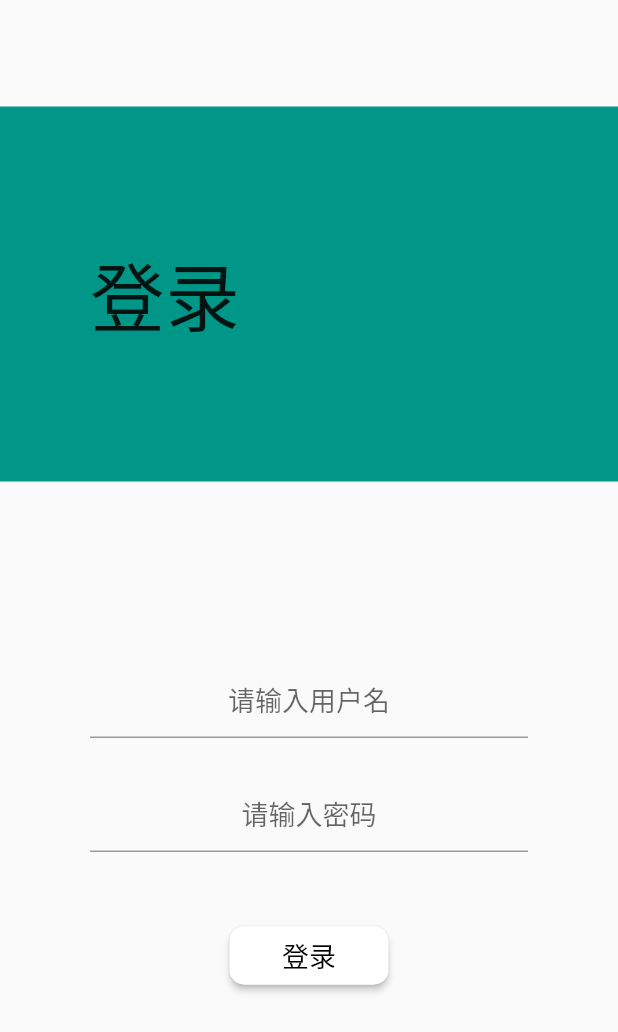
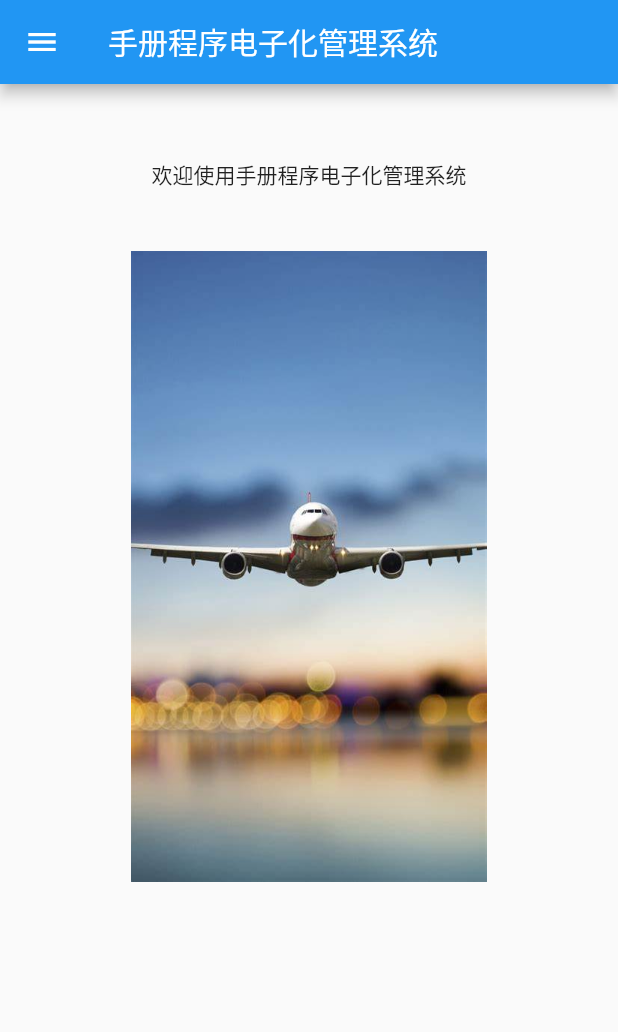
Before and after one commit to maintenance-manual/Maintenance-Manual, a Flutter app: the screen it shows after launch, after a tap on "登录", on a phone screen of 412 x 824 dp. Shown: the top 1032 px of the screen. Run offline on Flutter 3.47's test engine with Material 2 defaults, Android fonts, the phone set to English and light mode, and no system bars.

Commit message:
登录界面的优化以及新页面的创建
对登录界面进行了一定优化，但是未能实现对textformfield的验证控件的使用，增加了button导航至新页面和一些简单样例的展示

```diff
--- a/manual/lib/login_page.dart
+++ b/manual/lib/login_page.dart
@@ -1,5 +1,6 @@
 import 'package:flutter/material.dart';
 import 'package:flutter/widgets.dart';
+import 'main_page.dart';
 
 class LoginPage extends StatefulWidget {
   @override
@@ -8,65 +9,110 @@ class LoginPage extends StatefulWidget {
 
 class _LoginPageState extends State<LoginPage> {
   @override
+  void initState() {
+    super.initState();
+  }
+
+  @override
   Widget build(BuildContext context) {
+    // GlobalKey _key;
     var _userNameTextFieldController;
     var _passwordTextFieldController;
     return Scaffold(
-      body: Column(
+      body: Form(
+          child: Column(
         mainAxisAlignment: MainAxisAlignment.center,
+        verticalDirection: VerticalDirection.down,
         crossAxisAlignment: CrossAxisAlignment.center,
-        mainAxisSize: MainAxisSize.max,
+        mainAxisSize: MainAxisSize.min,
         children: <Widget>[
           Container(
             alignment: Alignment.centerLeft,
-            padding: EdgeInsets.fromLTRB(60.0, 50.0, 50.0, 50.0),
+            padding: EdgeInsets.fromLTRB(60.0, 20.0, 50.0, 20.0),
             height: 250.0,
-            width: 500.0,
-            color: Colors.teal,
+            width: 450.0,
+            decoration: BoxDecoration(
+              gradient: LinearGradient(
+                  colors: [Colors.blueGrey[400], Colors.blue[600], Colors.lightBlue[700]]),
+              borderRadius:
+                  BorderRadius.vertical(bottom: Radius.elliptical(20, 10)),
+              boxShadow: [
+                BoxShadow(
+                    color: Colors.grey,
+                    offset: Offset(1.0, 1.0),
+                    blurRadius: 10.0,
+                    spreadRadius: 2.0)
+              ],
+            ),
             child: Text(
               '登录',
-              style: TextStyle(color: Colors.black87,fontSize: 50.0),
+              style: TextStyle(color: Colors.white, fontSize: 50.0),
             ),
           ),
           Padding(
-            padding: EdgeInsets.fromLTRB(60.0, 120.0, 60.0, 5.0),
-            child: TextField(
+            padding: EdgeInsets.fromLTRB(60.0, 80.0, 60.0, 5.0),
+            child: TextFormField(
               style: TextStyle(color: Colors.black26, fontSize: 18.0),
               decoration: InputDecoration(hintText: '请输入用户名'),
               textAlign: TextAlign.center,
               controller: _userNameTextFieldController,
               obscureText: false,
+              // onSaved: (val) {
+              //   var _username = val;
+              // },
+              // validator: (val) {
+              //   if (val.length == 0) {
+              //     return "用户名不能为空";
+              //   }
+              //   else{
+              //     return null;
+              //   }
+              // },
             ),
           ),
           Padding(
-            padding: EdgeInsets.fromLTRB(60.0, 20.0, 60.0, 45.0),
-            child: TextField(
+            padding: EdgeInsets.fromLTRB(60.0, 20.0, 60.0, 55.0),
+            child: TextFormField(
               style: TextStyle(color: Colors.black26, fontSize: 18.0),
               decoration: InputDecoration(hintText: '请输入密码'),
               textAlign: TextAlign.center,
               controller: _passwordTextFieldController,
               obscureText: true,
+              // onSaved: (val) {
+              //   var _password = val;
+              // },
+              // validator: (val) {
+              //   if (val.length == 0) {
+              //     return "密码不能为空";
+              //   }
+              //   else{
+              //     return null;
+              //   }
+              // },
             ),
           ),
           Container(
+            height: 45.0,
             child: RaisedButton(
+              elevation: 1.5,
               child: Text(
                 '登录',
-                style: TextStyle(color: Colors.black,fontSize: 18.0),
+                style: TextStyle(color: Colors.black, fontSize: 18.0),
               ),
               color: Colors.white,
               padding: EdgeInsets.fromLTRB(35.0, 6.0, 35.0, 6.0),
               shape: RoundedRectangleBorder(
                 borderRadius: BorderRadius.all(Radius.circular(10)),
               ),
-              onPressed: () {},
+              onPressed: () {
+
+                Navigator.of(context).push(MaterialPageRoute(builder: (context)=>MainPage()));
+              },
             ),
           ),
-          Container(
-            height: 92.0,
-          ),
         ],
-      ),
+      )),
+      resizeToAvoidBottomPadding: false,
     );
   }
 }
--- /dev/null
+++ b/manual/lib/main_page.dart
@@ -0,0 +1,103 @@
+import 'package:flutter/material.dart';
+
+class MainPage extends StatefulWidget {
+  @override
+  _MainPageState createState() => _MainPageState();
+}
+
+class _MainPageState extends State<MainPage> {
+  @override
+  Widget build(BuildContext context) {
+    return MaterialApp(
+      title: 'MainPage',
+      theme: ThemeData.light(),
+      home: Scaffold(
+        appBar: AppBar(
+          title: Text('手册程序电子化管理系统'),
+        ),
+        drawer: Drawer(
+          child: Column(
+            children: <Widget>[
+              GroupItem('item1', A()),
+              GroupItem('item2', A()),
+              GroupItem('item3', A()),
+              GroupItem('item4', A()),
+              GroupItem('item5', A()),
+              GroupItem('item6', A()),
+            ],
+          ),
+        ),
+        body: ListView(
+          children: <Widget>[
+            Column(
+              mainAxisAlignment: MainAxisAlignment.center,
+              crossAxisAlignment: CrossAxisAlignment.center,
+              mainAxisSize: MainAxisSize.min,
+              children: <Widget>[
+                Container(
+                  child: Text('欢迎使用手册程序电子化管理系统'),
+                  padding: EdgeInsets.fromLTRB(30.0, 50.0, 30.0, 20.0),
+                ),
+                Container(
+                  child: Image.asset(
+                    'assets/login3.jpg',
+                    scale: 2.0,
+                    fit: BoxFit.cover,
+                  ),
+                  padding: EdgeInsets.fromLTRB(30.0, 20.0, 30.0, 20.0),
+                ),
+              ],
+            ),
+          ],
+        ),
+      ),
+    );
+  }
+
+  Widget A() {}
+}
+
+// class GroupData {
+//   String groupName;
+//   List<GroupItem> group;
+
+//   GroupData(String groupName, List<GroupItem> group) {
+//     this.group = group;
+//     this.groupName = groupName;
+//   }
+// }
+
+class GroupItem extends StatelessWidget {
+  String name;
+  Widget widget;
+
+  GroupItem(String name, Widget widget) {
+    this.name = name;
+    this.widget = widget;
+  }
+
+  @override
+  Widget build(BuildContext context) {
+    return Container(
+      decoration: BoxDecoration(
+        color: Colors.white10,
+        border: Border(
+          bottom: BorderSide(
+            width: 0.5,
+            color: Color(0xFFd9d9d9),
+          ),
+        ),
+      ),
+      height: 52.0,
+      child: FlatButton(
+        onPressed: () {},
+        child: Row(
+          crossAxisAlignment: CrossAxisAlignment.center,
+          children: <Widget>[
+            Text(name),
+          ],
+        ),
+      ),
+    );
+  }
+}
--- a/manual/lib/splash_screen.dart
+++ b/manual/lib/splash_screen.dart
@@ -39,7 +39,7 @@ class _SplashScreenState extends State<SplashScreen> with SingleTickerProviderSt
     return FadeTransition(
       opacity: _animation,
       child: Image.asset(
-        'assets/login1.jpg',
+        'assets/login2.jpg',
         scale: 2.0,
         fit: BoxFit.cover,
         ),
--- a/manual/pubspec.yaml
+++ b/manual/pubspec.yaml
@@ -43,6 +43,8 @@ flutter:
   # To add assets to your application, add an assets section, like this:
   assets:
    - assets/login1.jpg
+   - assets/login2.jpg
+   - assets/login3.jpg
 
   # An image asset can refer to one or more resolution-specific "variants", see
   # https://flutter.dev/assets-and-images/#resolution-aware.
```
